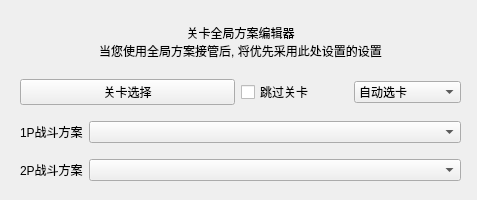
Above: resource/ui/StagePlanEditor.ui from StareAbyss/FoodsVsMiceAutoAssistant before the change. Below: the same form after it.
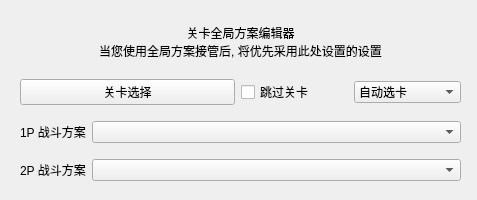
That is the form after the change. Custom widgets are drawn as their Qt base class.

Diff of the .ui file:
```diff
--- a/resource/ui/StagePlanEditor.ui
+++ b/resource/ui/StagePlanEditor.ui
@@ -169,12 +169,12 @@
          </sizepolicy>
         </property>
         <property name="text">
-         <string>1P战斗方案</string>
+         <string>1P 战斗方案</string>
         </property>
        </widget>
       </item>
       <item>
-       <widget class="QComboBox" name="battle_plan_box_2P">
+       <widget class="QComboBox" name="battle_plan_box_1P">
         <property name="sizePolicy">
          <sizepolicy hsizetype="Preferred" vsizetype="Fixed">
           <horstretch>0</horstretch>
@@ -214,12 +214,12 @@
          </sizepolicy>
         </property>
         <property name="text">
-         <string>2P战斗方案</string>
+         <string>2P 战斗方案</string>
         </property>
        </widget>
       </item>
       <item>
-       <widget class="QComboBox" name="battle_plan_box_1P">
+       <widget class="QComboBox" name="battle_plan_box_2P">
         <property name="sizePolicy">
          <sizepolicy hsizetype="Preferred" vsizetype="Fixed">
           <horstretch>0</horstretch>
```
